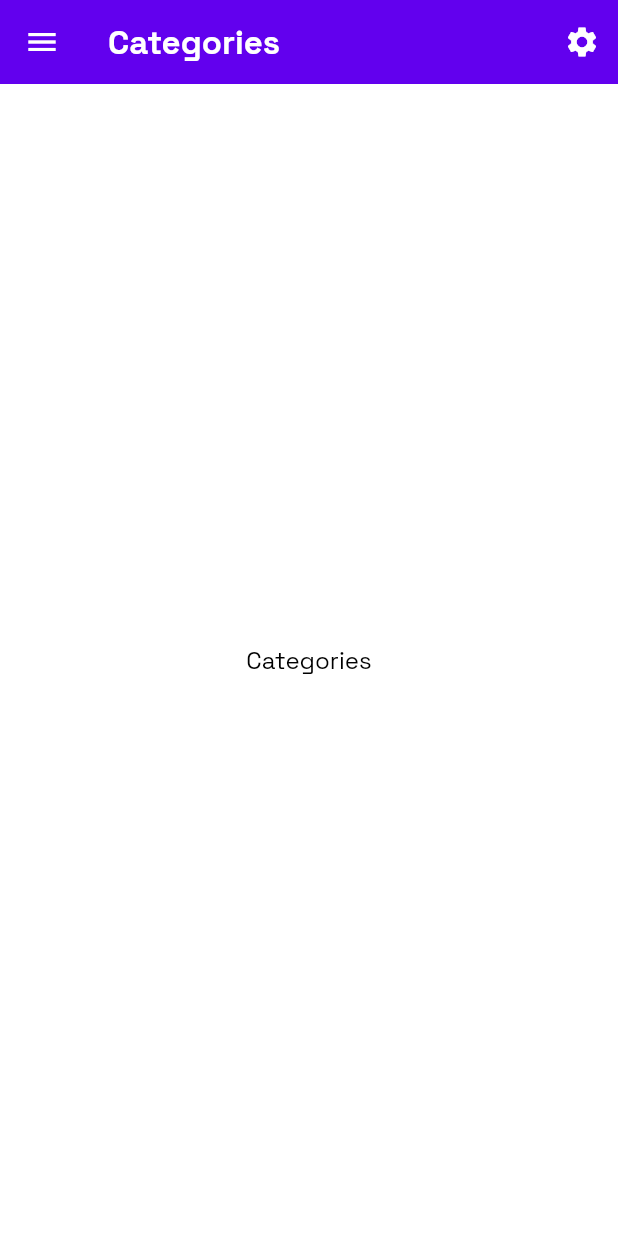
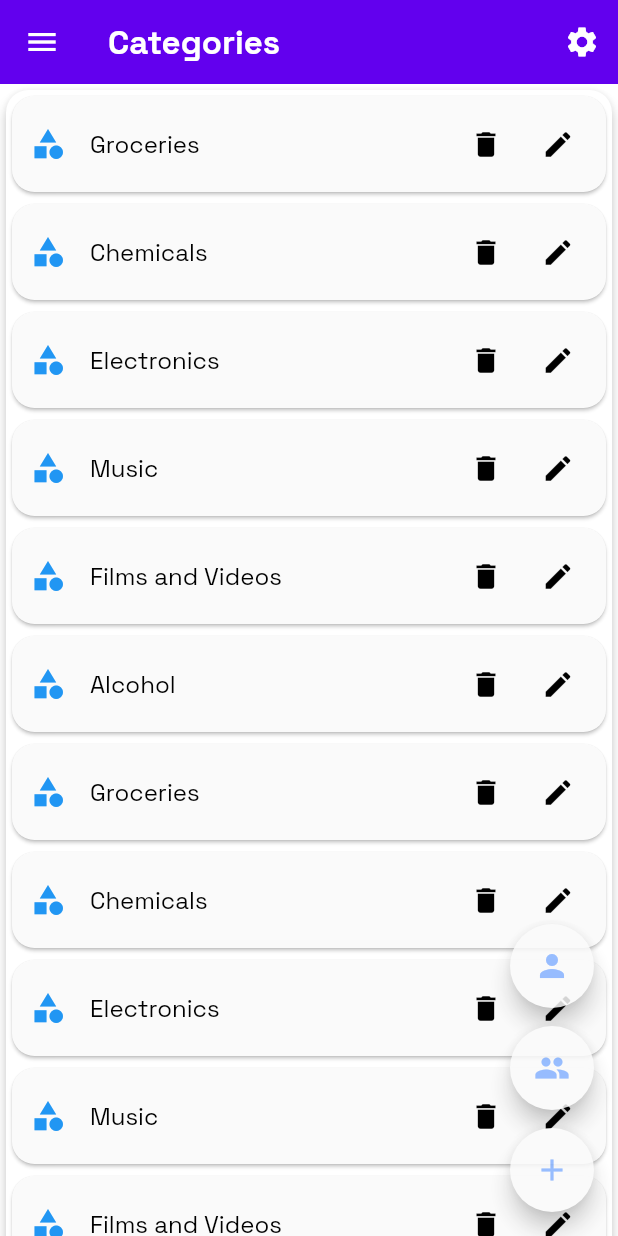
Before and after one commit to justdodo27/financepal, a Flutter app: the screen it shows after launch, swiped to page 4, on a phone screen of 412 x 824 dp. Run offline on Flutter 3.47's test engine with Material 2 defaults, Android fonts, the phone set to English and light mode, and no system bars; our stand-ins replace fl_chart, google_fonts, shared_preferences.

Commit message:
Create categories page

```diff
--- a/frontend/lib/pages/categories_page/categories_page.dart
+++ b/frontend/lib/pages/categories_page/categories_page.dart
@@ -1,10 +1,83 @@
 import 'package:flutter/material.dart';
 
-class CategoriesPage extends StatelessWidget {
+import 'components/group_categories_page.dart';
+import 'components/user_categories_page.dart';
+
+class Category {
+  final String name;
+  final String? group;
+  final bool isGroupCategory;
+
+  Category({required this.name, this.isGroupCategory = false, this.group});
+}
+
+class CategoriesPage extends StatefulWidget {
   const CategoriesPage({super.key});
 
   @override
+  State<CategoriesPage> createState() => _CategoriesPageState();
+}
+
+class _CategoriesPageState extends State<CategoriesPage> {
+  final _controller = PageController();
+
+  @override
+  void dispose() {
+    _controller.dispose();
+    super.dispose();
+  }
+
+  @override
   Widget build(BuildContext context) {
-    return const Center(child: Text('Categories'));
+    return Scaffold(
+      body: PageView(
+        controller: _controller,
+        physics: const NeverScrollableScrollPhysics(),
+        children: const [
+          UserCategoriesPage(),
+          GroupCategoriesPage(),
+        ],
+      ),
+      floatingActionButton: Opacity(
+        opacity: 0.85,
+        child: Column(
+          mainAxisSize: MainAxisSize.min,
+          children: [
+            FloatingActionButton(
+              heroTag: null,
+              onPressed: () => _controller.animateToPage(0,
+                  duration: const Duration(milliseconds: 300),
+                  curve: Curves.easeInOut),
+              child: Icon(
+                Icons.person,
+                color: Theme.of(context).colorScheme.tertiary,
+              ),
+            ),
+            const SizedBox(height: 12),
+            FloatingActionButton(
+              heroTag: null,
+              onPressed: () => _controller.animateToPage(1,
+                  duration: const Duration(milliseconds: 300),
+                  curve: Curves.easeInOut),
+              child: Icon(
+                Icons.group,
+                color: Theme.of(context).colorScheme.tertiary,
+              ),
+            ),
+            const SizedBox(height: 12),
+            FloatingActionButton(
+              heroTag: null,
+              onPressed: () => _controller.animateToPage(1,
+                  duration: const Duration(milliseconds: 300),
+                  curve: Curves.easeInOut),
+              child: Icon(
+                Icons.add,
+                color: Theme.of(context).colorScheme.tertiary,
+              ),
+            ),
+          ],
+        ),
+      ),
+    );
   }
 }
--- /dev/null
+++ b/frontend/lib/pages/categories_page/components/category_tile.dart
@@ -0,0 +1,122 @@
+import 'package:flutter/material.dart';
+
+import '../categories_page.dart';
+
+class CategoryTile extends StatelessWidget {
+  final Category category;
+
+  const CategoryTile({
+    super.key,
+    required this.category,
+  });
+
+  @override
+  Widget build(BuildContext context) {
+    return Card(
+      elevation: 1,
+      color: Theme.of(context).colorScheme.secondary,
+      shape: RoundedRectangleBorder(
+        borderRadius: BorderRadius.circular(15.0),
+      ),
+      child: Container(
+        padding: const EdgeInsets.all(12),
+        child: Row(
+          mainAxisAlignment: MainAxisAlignment.spaceBetween,
+          children: [
+            Flexible(
+              child: Row(
+                children: [
+                  category.isGroupCategory
+                      ? const GroupCategoryIcon()
+                      : const Icon(Icons.category, color: Colors.blue),
+                  const SizedBox(width: 16),
+                  Flexible(
+                    child: Column(
+                      mainAxisSize: MainAxisSize.min,
+                      crossAxisAlignment: CrossAxisAlignment.start,
+                      children: [
+                        Text(
+                          category.name,
+                          overflow: TextOverflow.ellipsis,
+                        ),
+                        if (category.isGroupCategory)
+                          Text(
+                            category.group!,
+                            overflow: TextOverflow.ellipsis,
+                            style: Theme.of(context)
+                                .textTheme
+                                .bodySmall!
+                                .apply(color: Colors.grey),
+                          ),
+                      ],
+                    ),
+                  ),
+                ],
+              ),
+            ),
+            Row(
+              children: [
+                CircleAvatar(
+                  backgroundColor: Colors.transparent,
+                  child: IconButton(
+                    onPressed: () {},
+                    icon: const Icon(Icons.delete),
+                    iconSize: 22,
+                    color: Theme.of(context).textTheme.bodyMedium!.color,
+                    splashRadius: 22,
+                  ),
+                ),
+                const SizedBox(width: 8),
+                CircleAvatar(
+                  backgroundColor: Colors.transparent,
+                  child: IconButton(
+                    onPressed: () {},
+                    icon: const Icon(Icons.edit),
+                    iconSize: 22,
+                    color: Theme.of(context).textTheme.bodyMedium!.color,
+                    splashRadius: 22,
+                  ),
+                ),
+              ],
+            )
+          ],
+        ),
+      ),
+    );
+  }
+}
+
+class GroupCategoryIcon extends StatelessWidget {
+  const GroupCategoryIcon({
+    super.key,
+  });
+
+  @override
+  Widget build(BuildContext context) {
+    return Stack(
+      children: const [
+        SizedBox(height: 25, width: 25),
+        Positioned.fill(
+          child: Align(
+            alignment: Alignment.topLeft,
+            child: Icon(
+              Icons.category,
+              color: Colors.blue,
+              size: 18,
+            ),
+          ),
+        ),
+        Positioned.fill(
+          child: Align(
+            alignment: Alignment.bottomRight,
+            child: Icon(
+              Icons.group,
+              color: Colors.amber,
+              size: 15,
+            ),
+          ),
+        )
+      ],
+    );
+  }
+}
--- /dev/null
+++ b/frontend/lib/pages/categories_page/components/group_categories_page.dart
@@ -0,0 +1,54 @@
+import 'package:flutter/material.dart';
+
+import '../categories_page.dart';
+import 'category_tile.dart';
+
+class GroupCategoriesPage extends StatelessWidget {
+  const GroupCategoriesPage({super.key});
+
+  static List<Category> categories = [
+    Category(name: 'Groceries', isGroupCategory: true, group: 'Friends'),
+    Category(name: 'Chemicals', isGroupCategory: true, group: 'Friends'),
+    Category(name: 'Electronics', isGroupCategory: true, group: 'Friends'),
+    Category(name: 'Music', isGroupCategory: true, group: 'Friends'),
+    Category(name: 'Films and Videos', isGroupCategory: true, group: 'Friends'),
+    Category(name: 'Alcohol', isGroupCategory: true, group: 'Friends'),
+    Category(name: 'Groceries', isGroupCategory: true, group: 'Family'),
+    Category(name: 'Chemicals', isGroupCategory: true, group: 'Family'),
+    Category(
+        name: 'Electronics',
+        isGroupCategory: true,
+        group: 'Family asdasasdassada  asdas das'),
+    Category(name: 'Music', isGroupCategory: true, group: 'Family'),
+    Category(name: 'Films and Videos', isGroupCategory: true, group: 'Family'),
+    Category(name: 'Alcohol', isGroupCategory: true, group: 'Family'),
+  ];
+
+  List<Widget> _getRows() {
+    return categories
+        .map((category) => CategoryTile(category: category))
+        .toList();
+  }
+
+  @override
+  Widget build(BuildContext context) {
+    return SingleChildScrollView(
+      physics: const BouncingScrollPhysics(),
+      child: Column(
+        children: [
+          Card(
+            shape: RoundedRectangleBorder(
+              borderRadius: BorderRadius.circular(15.0),
+            ),
+            elevation: 4,
+            color: Theme.of(context).colorScheme.onPrimary,
+            child: Column(
+              children: _getRows(),
+            ),
+          ),
+          const SizedBox(height: 220),
+        ],
+      ),
+    );
+  }
+}
--- /dev/null
+++ b/frontend/lib/pages/categories_page/components/user_categories_page.dart
@@ -0,0 +1,51 @@
+import 'package:flutter/material.dart';
+
+import '../categories_page.dart';
+import 'category_tile.dart';
+
+class UserCategoriesPage extends StatelessWidget {
+  const UserCategoriesPage({super.key});
+
+  static List<Category> categories = [
+    Category(name: 'Groceries'),
+    Category(name: 'Chemicals'),
+    Category(name: 'Electronics'),
+    Category(name: 'Music'),
+    Category(name: 'Films and Videos'),
+    Category(name: 'Alcohol'),
+    Category(name: 'Groceries'),
+    Category(name: 'Chemicals'),
+    Category(name: 'Electronics'),
+    Category(name: 'Music'),
+    Category(name: 'Films and Videos'),
+    Category(name: 'Alcohol'),
+  ];
+
+  List<Widget> _getRows() {
+    return categories
+        .map((category) => CategoryTile(category: category))
+        .toList();
+  }
+
+  @override
+  Widget build(BuildContext context) {
+    return SingleChildScrollView(
+      physics: const BouncingScrollPhysics(),
+      child: Column(
+        children: [
+          Card(
+            shape: RoundedRectangleBorder(
+              borderRadius: BorderRadius.circular(15.0),
+            ),
+            elevation: 4,
+            color: Theme.of(context).colorScheme.onPrimary,
+            child: Column(
+              children: _getRows(),
+            ),
+          ),
+          const SizedBox(height: 220),
+        ],
+      ),
+    );
+  }
+}
```
